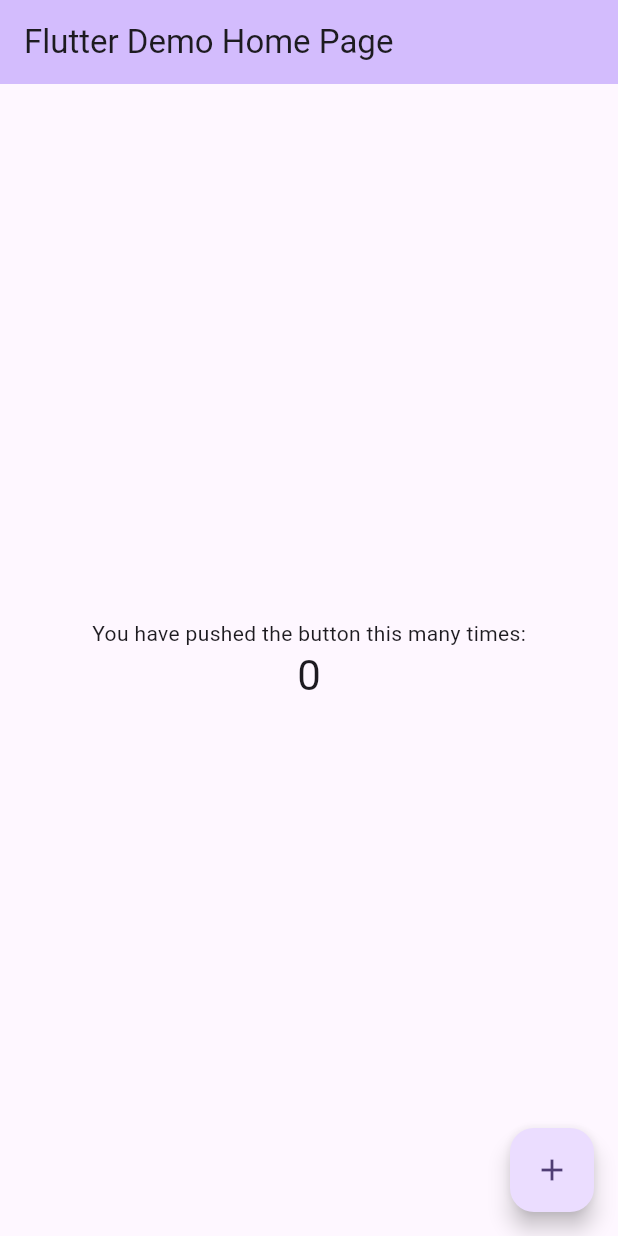
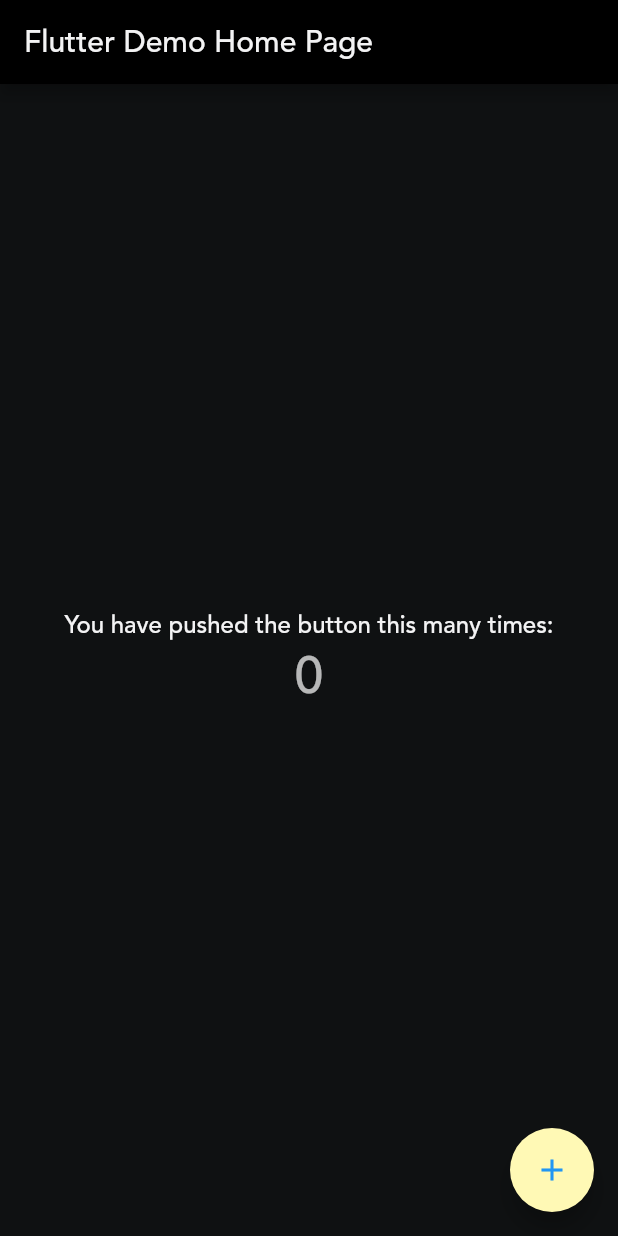
Before and after one commit to Symetheus/twittusk, a Flutter app: the screen it shows after launch, on a phone screen of 412 x 824 dp. Run offline on Flutter 3.47's test engine with Material 2 defaults, Android fonts, the phone set to English and light mode, and no system bars; our stand-ins replace firebase_core; accounts and stored records are empty.

Commit message:
Theme, Colors & Dimens 🎨

```diff
--- a/lib/main.dart
+++ b/lib/main.dart
@@ -1,4 +1,5 @@
 import 'package:flutter/material.dart';
+import 'package:twittusk/theme/theme.dart';
 
 void main() {
   runApp(const MyApp());
@@ -7,30 +8,16 @@ void main() {
 class MyApp extends StatelessWidget {
   const MyApp({super.key});
 
-  // This widget is the root of your application.
   @override
   Widget build(BuildContext context) {
     return MaterialApp(
-      title: 'Flutter Demo',
-      theme: ThemeData(
-        // This is the theme of your application.
-        //
-        // TRY THIS: Try running your application with "flutter run". You'll see
-        // the application has a blue toolbar. Then, without quitting the app,
-        // try changing the seedColor in the colorScheme below to Colors.green
-        // and then invoke "hot reload" (save your changes or press the "hot
-        // reload" button in a Flutter-supported IDE, or press "r" if you used
-        // the command line to start the app).
-        //
-        // Notice that the counter didn't reset back to zero; the application
-        // state is not lost during the reload. To reset the state, use hot
-        // restart instead.
-        //
-        // This works for code too, not just values: Most code changes can be
-        // tested with just a hot reload.
+      title: 'Twittusk',
+      theme: AppTheme.darkThemeData,
+      debugShowCheckedModeBanner: false,
+      /*theme: ThemeData(
         colorScheme: ColorScheme.fromSeed(seedColor: Colors.deepPurple),
         useMaterial3: true,
-      ),
+      ),*/
       home: const MyHomePage(title: 'Flutter Demo Home Page'),
     );
   }
@@ -38,15 +25,6 @@ class MyApp extends StatelessWidget {
 
 class MyHomePage extends StatefulWidget {
   const MyHomePage({super.key, required this.title});
-
-  // This widget is the home page of your application. It is stateful, meaning
-  // that it has a State object (defined below) that contains fields that affect
-  // how it looks.
-
-  // This class is the configuration for the state. It holds the values (in this
-  // case the title) provided by the parent (in this case the App widget) and
-  // used by the build method of the State. Fields in a Widget subclass are
-  // always marked "final".
 
   final String title;
 
@@ -59,50 +37,19 @@ class _MyHomePageState extends State<MyHomePage> {
 
   void _incrementCounter() {
     setState(() {
-      // This call to setState tells the Flutter framework that something has
-      // changed in this State, which causes it to rerun the build method below
-      // so that the display can reflect the updated values. If we changed
-      // _counter without calling setState(), then the build method would not be
-      // called again, and so nothing would appear to happen.
       _counter++;
     });
   }
 
   @override
   Widget build(BuildContext context) {
-    // This method is rerun every time setState is called, for instance as done
-    // by the _incrementCounter method above.
-    //
-    // The Flutter framework has been optimized to make rerunning build methods
-    // fast, so that you can just rebuild anything that needs updating rather
-    // than having to individually change instances of widgets.
     return Scaffold(
       appBar: AppBar(
-        // TRY THIS: Try changing the color here to a specific color (to
-        // Colors.amber, perhaps?) and trigger a hot reload to see the AppBar
-        // change color while the other colors stay the same.
         backgroundColor: Theme.of(context).colorScheme.inversePrimary,
-        // Here we take the value from the MyHomePage object that was created by
-        // the App.build method, and use it to set our appbar title.
         title: Text(widget.title),
       ),
       body: Center(
-        // Center is a layout widget. It takes a single child and positions it
-        // in the middle of the parent.
         child: Column(
-          // Column is also a layout widget. It takes a list of children and
-          // arranges them vertically. By default, it sizes itself to fit its
-          // children horizontally, and tries to be as tall as its parent.
-          //
-          // Column has various properties to control how it sizes itself and
-          // how it positions its children. Here we use mainAxisAlignment to
-          // center the children vertically; the main axis here is the vertical
-          // axis because Columns are vertical (the cross axis would be
-          // horizontal).
-          //
-          // TRY THIS: Invoke "debug painting" (choose the "Toggle Debug Paint"
-          // action in the IDE, or press "p" in the console), to see the
-          // wireframe for each widget.
           mainAxisAlignment: MainAxisAlignment.center,
           children: <Widget>[
             const Text(
@@ -119,7 +66,7 @@ class _MyHomePageState extends State<MyHomePage> {
         onPressed: _incrementCounter,
         tooltip: 'Increment',
         child: const Icon(Icons.add),
-      ), // This trailing comma makes auto-formatting nicer for build methods.
+      ),
     );
   }
 }
--- /dev/null
+++ b/lib/theme/colors.dart
@@ -0,0 +1,51 @@
+import 'package:flutter/material.dart';
+
+class CustomColors {
+  CustomColors.dark({
+    this.primary = CustomDarkColors.yellowPiou,
+    this.secondary = CustomDarkColors.yelloPiouLight,
+    this.surface = CustomDarkColors.discord,
+    this.background = CustomDarkColors.almostBlack,
+    this.onBackground = CustomDarkColors.white,
+    this.onPrimary = CustomDarkColors.trueBlack,
+    this.onSecondary = CustomDarkColors.white,
+    this.onSurface = CustomDarkColors.white,
+    this.error = CustomDarkColors.red,
+    this.success = CustomDarkColors.greenSuccess,
+    this.textSecondary = CustomDarkColors.greyDark,
+    this.textSecondaryLight = CustomDarkColors.grey,
+    this.disabled = CustomDarkColors.disabled,
+    this.backgroundElevated = Colors.red, // TO Implement
+  });
+
+  final Color primary;
+  final Color secondary;
+  final Color surface;
+  final Color background;
+  final Color backgroundElevated;
+  final Color error;
+  final Color success;
+  final Color onPrimary;
+  final Color onSecondary;
+  final Color onSurface;
+  final Color onBackground;
+
+  final Color textSecondary;
+  final Color textSecondaryLight;
+  final Color disabled;
+}
+
+class CustomDarkColors {
+  static const Color yellowPiou = Color(0xFFFCF177);
+  static const Color yelloPiouLight = Color(0xFFFFF9B5);
+  static const Color red = Color(0xFFFF5072);
+  static const Color greenSuccess = Color(0xFF6BDB64);
+  static const Color grey = Color(0xFF9DA0A5);
+  static const Color greyDark = Color(0xFF636160);
+  static const Color white = Color(0xFFF3F3F4);
+  static const Color whiteIceberg = Color(0xFFFFFFFF);
+  static const Color almostBlack = Color(0xFF0F1112);
+  static const Color trueBlack = Color(0xFF000000);
+  static const Color discord = Color(0xFF14211C);
+  static const Color disabled = Color(0xFF90B2BA);
+}
--- /dev/null
+++ b/lib/theme/dimens.dart
@@ -0,0 +1,31 @@
+class Dimens {
+  static const double minPadding = 4;
+  static const double halfPadding = 8;
+  static const double standardPadding = 16;
+  static const double mediumPadding = 24;
+  static const double doublePadding = 32;
+  static const double triplePadding = 64;
+
+  static const double avatarXSmall = 32;
+  static const double avatarSmall = 40;
+  static const double avatarLarge = 56;
+  static const double avatarXXLarge = 88;
+
+  // These 2 dimensions reflect the dimensions defined in Flutter Material for Input widgets.
+  static const double standardInputMinHeight = 50;
+  static const double standardInputBorderWidth = 1;
+
+  static const double minRadius = 4;
+  static const double smallRadius = 8;
+  static const double standardRadius = 14;
+
+  static const double hugeTextSize = 30;
+  static const double largeTextSize = 20;
+  static const double standardTextSize = 16;
+  static const double subtitleTextSize = 13;
+
+  static const double hugeLineHeight = 1.30;
+  static const double largeLineHeight = 1.33;
+  static const double standardLineHeight = 1.37;
+  static const double subtitleLineHeight = 1.38;
+}
--- /dev/null
+++ b/lib/theme/theme.dart
@@ -0,0 +1,133 @@
+import 'package:flutter/material.dart';
+import 'package:twittusk/theme/colors.dart';
+import 'package:twittusk/theme/dimens.dart';
+
+const String defaultPolice = 'Avenir';
+
+final CustomColors _darkColors = CustomColors.dark();
+
+class AppTheme {
+  static final ThemeData darkThemeData = _buildTheme(
+    baseTheme: ThemeData.dark().copyWith(useMaterial3: false),
+    textTheme: _buildTextTheme(
+      textColor: _darkColors.onSurface,
+      subtitleTextColor: _darkColors.textSecondary,
+    ),
+    customColors: _darkColors,
+  );
+
+  static ThemeData _buildTheme({
+    required ThemeData baseTheme,
+    required TextTheme textTheme,
+    required CustomColors customColors,
+  }) {
+    final textTheme = _buildTextTheme(
+      textColor: _darkColors.onSurface,
+      subtitleTextColor: Colors.grey,
+    );
+
+    return ThemeData(
+      textTheme: textTheme,
+      primaryTextTheme: _buildTextTheme(
+        textColor: customColors.primary,
+        subtitleTextColor: customColors.primary,
+      ),
+      fontFamily: defaultPolice,
+      primaryColor: customColors.primary,
+      colorScheme: ColorScheme(
+        primary: customColors.primary,
+        secondary: customColors.secondary,
+        surface: customColors.surface,
+        background: customColors.background,
+        error: customColors.error,
+        onError: customColors.error,
+        onPrimary: customColors.onPrimary,
+        onSecondary: Colors.blue,
+        onSurface: customColors.onSurface,
+        onBackground: customColors.onBackground,
+        brightness: baseTheme.brightness,
+      ),
+      iconTheme: baseTheme.iconTheme.copyWith(color: customColors.onPrimary),
+      scaffoldBackgroundColor: customColors.background,
+      buttonTheme: baseTheme.buttonTheme.copyWith(
+        buttonColor: customColors.surface,
+        splashColor: Colors.transparent,
+        highlightColor: Colors.transparent,
+        textTheme: ButtonTextTheme.primary,
+      ),
+      inputDecorationTheme: baseTheme.inputDecorationTheme.copyWith(
+          contentPadding: const EdgeInsets.all(16),
+          labelStyle: TextStyle(fontSize: 13, color: customColors.textSecondary, fontFamily: defaultPolice),
+          prefixStyle: TextStyle(fontSize: 13, color: customColors.textSecondary, fontFamily: defaultPolice),
+          errorStyle: TextStyle(fontSize: 13, color: customColors.error, fontFamily: defaultPolice),
+          errorMaxLines: 3,
+          border: OutlineInputBorder(
+            borderSide: BorderSide(color: customColors.textSecondary),
+            borderRadius: const BorderRadius.all(Radius.circular(Dimens.standardPadding)),
+          ),
+          enabledBorder: OutlineInputBorder(
+            borderSide: BorderSide(color: customColors.textSecondary),
+            borderRadius: const BorderRadius.all(Radius.circular(Dimens.standardPadding)),
+          ),
+          errorBorder: OutlineInputBorder(
+            borderSide: BorderSide(color: customColors.error),
+            borderRadius: const BorderRadius.all(Radius.circular(Dimens.standardPadding)),
+          ),
+          focusedErrorBorder: OutlineInputBorder(
+            borderSide: BorderSide(color: customColors.error, width: 2),
+            borderRadius: const BorderRadius.all(Radius.circular(Dimens.standardPadding)),
+          ),
+          focusedBorder: OutlineInputBorder(
+            borderSide: BorderSide(color: customColors.primary, width: 2),
+            borderRadius: const BorderRadius.all(Radius.circular(Dimens.standardPadding)),
+          ),
+          disabledBorder: OutlineInputBorder(
+            borderSide: BorderSide(color: customColors.background),
+            borderRadius: const BorderRadius.all(Radius.circular(Dimens.standardPadding)),
+          )),
+      snackBarTheme: SnackBarThemeData(
+        actionTextColor: customColors.secondary,
+      ),
+    );
+  }
+}
+
+TextTheme _buildTextTheme({required Color textColor, required Color subtitleTextColor}) {
+  return TextTheme(
+    titleMedium: TextStyle(
+      fontWeight: FontWeight.w500,
+      fontSize: Dimens.subtitleTextSize,
+      height: Dimens.subtitleLineHeight,
+      color: textColor,
+      fontFamily: defaultPolice,
+    ),
+    displayMedium: TextStyle(
+      fontWeight: FontWeight.w500,
+      fontSize: Dimens.hugeTextSize,
+      height: Dimens.hugeLineHeight,
+      color: textColor,
+      fontFamily: defaultPolice,
+    ),
+    bodyLarge: TextStyle(
+      fontWeight: FontWeight.w500,
+      fontSize: Dimens.largeTextSize,
+      height: Dimens.largeLineHeight,
+      color: textColor,
+      fontFamily: defaultPolice,
+    ),
+    bodyMedium: TextStyle(
+      fontWeight: FontWeight.w500,
+      fontSize: Dimens.standardTextSize,
+      height: Dimens.standardLineHeight,
+      color: textColor,
+      fontFamily: defaultPolice,
+    ),
+  );
+}
+
+extension CustomTheme on ThemeData {
+  bool get isThemeDark => brightness == Brightness.dark;
+  bool get isThemeLight => brightness == Brightness.light;
+
+  CustomColors get customColors => _darkColors;
+}
```
Also changed, not shown: pubspec.yaml (+7 -0 lines), lib/assets/fonts/avenir_heavy.ttf (added), lib/assets/fonts/avenir_medium.ttf (added), 3 other files.
